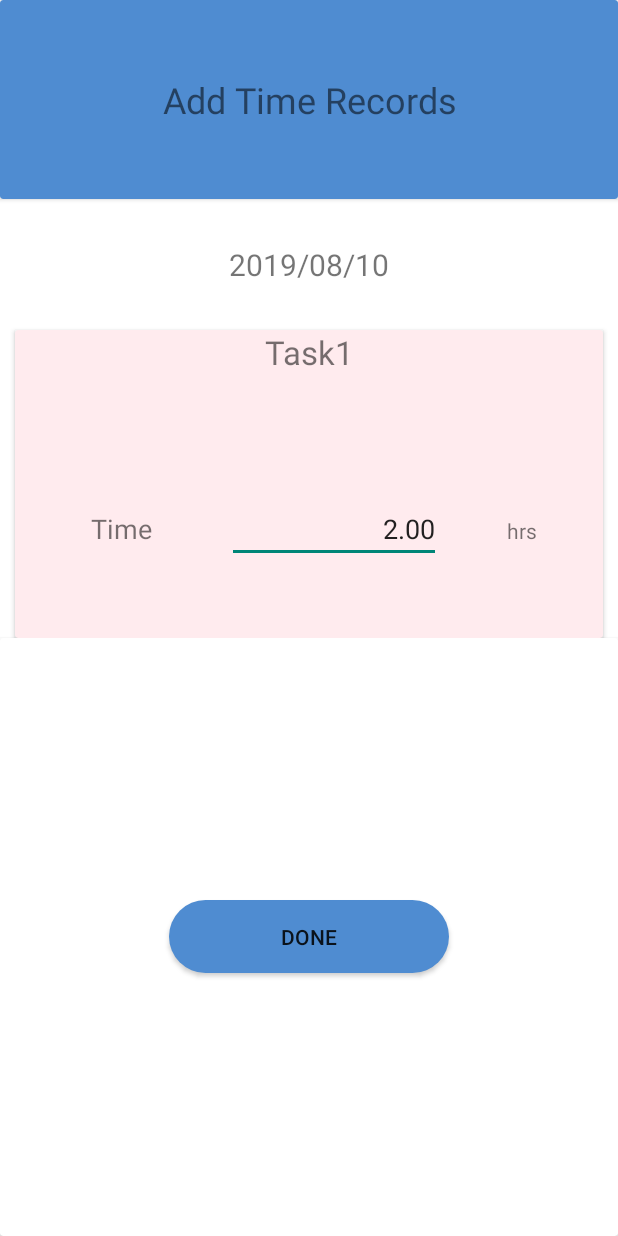
After one commit to cRhettiarachchi/10000-hours---MAD-Project, an Android app: the layout activity_add_pop.xml on its own in the app's theme, with its tools: preview values and no code run, on a phone screen of 412 x 824 dp. The commit adds this screen. Run offline under Robolectric (Android 15) with nearby library versions, the phone set to English and light mode, and no system bars.

Commit message:
UI completed

```diff
--- a/app/src/main/AndroidManifest.xml
+++ b/app/src/main/AndroidManifest.xml
@@ -70,6 +70,7 @@
                 android:name="android.support.PARENT_ACTIVITY"
                 android:value=".MainActivity" />
         </activity>
+        <activity android:name=".AddPop" android:theme="@style/AppTheme.popUpStyle"></activity>
     </application>
 
 </manifest>
--- /dev/null
+++ b/app/src/main/java/com/example/a10000hours/AddPop.java
@@ -0,0 +1,40 @@
+package com.example.a10000hours;
+
+import android.content.Intent;
+import android.os.Bundle;
+import android.util.DisplayMetrics;
+import android.view.View;
+import android.widget.Button;
+
+import androidx.appcompat.app.AppCompatActivity;
+
+public class AddPop extends AppCompatActivity {
+
+    @Override
+    protected void onCreate(Bundle savedInstanceState) {
+        super.onCreate(savedInstanceState);
+        setContentView(R.layout.activity_add_pop);
+
+
+        DisplayMetrics displayMetrics = new DisplayMetrics();
+        getWindowManager().getDefaultDisplay().getMetrics(displayMetrics);
+
+        int width = displayMetrics.widthPixels;
+        int height = displayMetrics.heightPixels;
+
+        getWindow().setLayout((int)(width * 0.8), (int)(height * 0.7));
+
+        addClick();
+    }
+
+    private void addClick(){
+        Button btn = findViewById(R.id.addRecordBtn);
+
+        btn.setOnClickListener(new View.OnClickListener() {
+            @Override
+            public void onClick(View view) {
+                startActivity(new Intent(AddPop.this, MainActivity.class));
+            }
+        });
+    }
+}
--- a/app/src/main/java/com/example/a10000hours/MainActivity.java
+++ b/app/src/main/java/com/example/a10000hours/MainActivity.java
@@ -25,7 +25,36 @@ public class MainActivity extends AppCompatActivity {
         setTitle("10000 Hours");
 
         navigateBar();
+        addActivity();
 
+    }
+
+    private void addActivity(){
+        ImageView addBtn = (ImageView) findViewById(R.id.exId1);
+        ImageView addBtn1 = (ImageView) findViewById(R.id.exId4);
+        ImageView addBtn2= (ImageView) findViewById(R.id.exId3);
+
+
+        addBtn.setOnClickListener(new View.OnClickListener() {
+            @Override
+            public void onClick(View view) {
+                startActivity(new Intent(MainActivity.this, AddPop.class));
+            }
+        });
+
+        addBtn1.setOnClickListener(new View.OnClickListener() {
+            @Override
+            public void onClick(View view) {
+                startActivity(new Intent(MainActivity.this, AddPop.class));
+            }
+        });
+
+        addBtn2.setOnClickListener(new View.OnClickListener() {
+            @Override
+            public void onClick(View view) {
+                startActivity(new Intent(MainActivity.this, AddPop.class));
+            }
+        });
     }
 
     private void navigateBar() {
--- /dev/null
+++ b/app/src/main/res/layout/activity_add_pop.xml
@@ -0,0 +1,121 @@
+<?xml version="1.0" encoding="utf-8"?>
+<androidx.constraintlayout.widget.ConstraintLayout xmlns:android="http://schemas.android.com/apk/res/android"
+    xmlns:app="http://schemas.android.com/apk/res-auto"
+    xmlns:tools="http://schemas.android.com/tools"
+    android:id="@+id/linearLayout3"
+    android:layout_width="match_parent"
+    android:layout_height="match_parent"
+    android:background="#ffffff"
+    android:orientation="vertical"
+    tools:context=".AddPop">
+
+    <LinearLayout
+        android:layout_width="match_parent"
+        android:layout_height="match_parent"
+        android:orientation="vertical">
+
+        <androidx.cardview.widget.CardView
+            android:layout_width="match_parent"
+            android:layout_height="wrap_content"
+            app:cardBackgroundColor="@color/colorPrimary">
+
+            <TextView
+                android:id="@+id/textView15"
+                android:layout_width="match_parent"
+                android:layout_height="wrap_content"
+                android:layout_marginTop="50dp"
+                android:layout_marginBottom="50dp"
+                android:gravity="center"
+                android:text="@string/addTime"
+                android:textSize="24sp" />
+
+        </androidx.cardview.widget.CardView>
+
+        <TextView
+            android:id="@+id/textView16"
+            android:layout_width="match_parent"
+            android:layout_height="wrap_content"
+            android:layout_marginTop="30dp"
+            android:layout_marginBottom="30dp"
+            android:gravity="center"
+            android:text="@string/date"
+            android:textSize="20sp" />
+
+        <androidx.cardview.widget.CardView
+            android:layout_width="match_parent"
+            android:layout_height="wrap_content"
+            android:layout_marginLeft="10dp"
+            android:layout_marginRight="10dp"
+            app:cardBackgroundColor="@color/colorBackground">
+
+            <LinearLayout
+                android:layout_width="match_parent"
+                android:layout_height="match_parent"
+                android:orientation="vertical">
+
+                <TextView
+                    android:id="@+id/textView17"
+                    android:layout_width="match_parent"
+                    android:layout_height="wrap_content"
+                    android:layout_marginBottom="50dp"
+                    android:gravity="center"
+                    android:text="@string/Task"
+                    android:textSize="22sp" />
+
+            </LinearLayout>
+
+            <LinearLayout
+                android:layout_width="match_parent"
+                android:layout_height="wrap_content"
+                android:layout_marginTop="50dp"
+                android:layout_marginBottom="50dp"
+                android:orientation="horizontal">
+
+                <TextView
+                    android:id="@+id/textView24"
+                    android:layout_width="wrap_content"
+                    android:layout_height="wrap_content"
+                    android:layout_marginTop="60dp"
+                    android:layout_weight="1"
+                    android:gravity="center"
+                    android:text="@string/time"
+                    android:textSize="18sp" />
+
+                <EditText
+                    android:id="@+id/editText2"
+                    android:layout_width="42dp"
+                    android:layout_height="wrap_content"
+                    android:layout_marginTop="60dp"
+                    android:layout_weight="1"
+                    android:ems="10"
+                    android:gravity="right"
+                    android:inputType="textPersonName"
+                    android:text="@string/timeInt" />
+
+                <TextView
+                    android:id="@+id/textView26"
+                    android:layout_width="7dp"
+                    android:layout_height="wrap_content"
+                    android:layout_marginTop="60dp"
+                    android:layout_weight="1"
+                    android:gravity="center"
+                    android:text="@string/hrs" />
+            </LinearLayout>
+
+        </androidx.cardview.widget.CardView>
+
+        <androidx.cardview.widget.CardView
+            android:layout_width="match_parent"
+            android:layout_height="match_parent">
+
+            <Button
+                android:id="@+id/addRecordBtn"
+                android:layout_width="wrap_content"
+                android:layout_height="wrap_content"
+                android:layout_gravity="center"
+                android:background="@drawable/buttonstyle"
+                android:text="@string/done" />
+        </androidx.cardview.widget.CardView>
+
+    </LinearLayout>
+</androidx.constraintlayout.widget.ConstraintLayout>
--- a/app/src/main/res/layout/activity_main.xml
+++ b/app/src/main/res/layout/activity_main.xml
@@ -152,7 +152,7 @@
                     android:background="#3D3D44" />
 
                 <ImageView
-                    android:id="@+id/exId1.2"
+                    android:id="@+id/exId1"
                     android:layout_width="@dimen/iconSize"
                     android:layout_height="match_parent"
                     android:layout_gravity="right"
@@ -196,7 +196,7 @@
                     android:background="#3D3D44" />
 
                 <ImageView
-                    android:id="@+id/exId4.2"
+                    android:id="@+id/exId4"
                     android:layout_width="@dimen/iconSize"
                     android:layout_height="match_parent"
                     android:layout_gravity="right"
@@ -240,7 +240,7 @@
                     android:background="#3D3D44" />
 
                 <ImageView
-                    android:id="@+id/exId3.2"
+                    android:id="@+id/exId3"
                     android:layout_width="@dimen/iconSize"
                     android:layout_height="match_parent"
                     android:layout_gravity="right"
--- a/app/src/main/res/values/strings.xml
+++ b/app/src/main/res/values/strings.xml
@@ -31,6 +31,12 @@
     <string name="addItem">Add Item</string>
     <string name="showHistory">Show History</string>
 
+
+    <!--Add Time Record -->
+    <string name="addTime">Add Time Records</string>
+    <string name="Task">Task1</string>
+    <string name="date">2019/08/10</string>
+    <string name="time">Time</string>
     <string name="inputPname">Project Name</string>
 
 </resources>
--- a/app/src/main/res/values/styles.xml
+++ b/app/src/main/res/values/styles.xml
@@ -9,4 +9,12 @@
         <item name="android:background">@color/colorPrimary </item>
     </style>
 
+    <!--popup Styling-->
+    <style name="AppTheme.popUpStyle">
+        <item name="android:windowIsTranslucent">true</item>
+        <item name="android:windowCloseOnTouchOutside">true</item>
+        <item name="android:backgroundDimEnabled">true</item>
+
+    </style>
+
 </resources>
```
